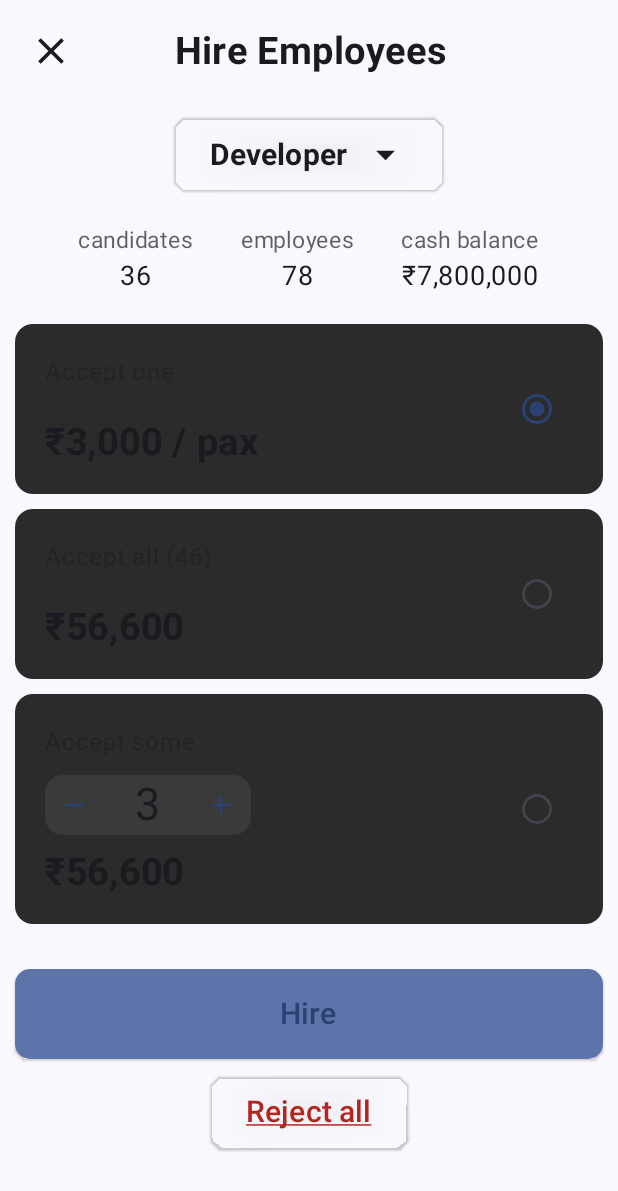
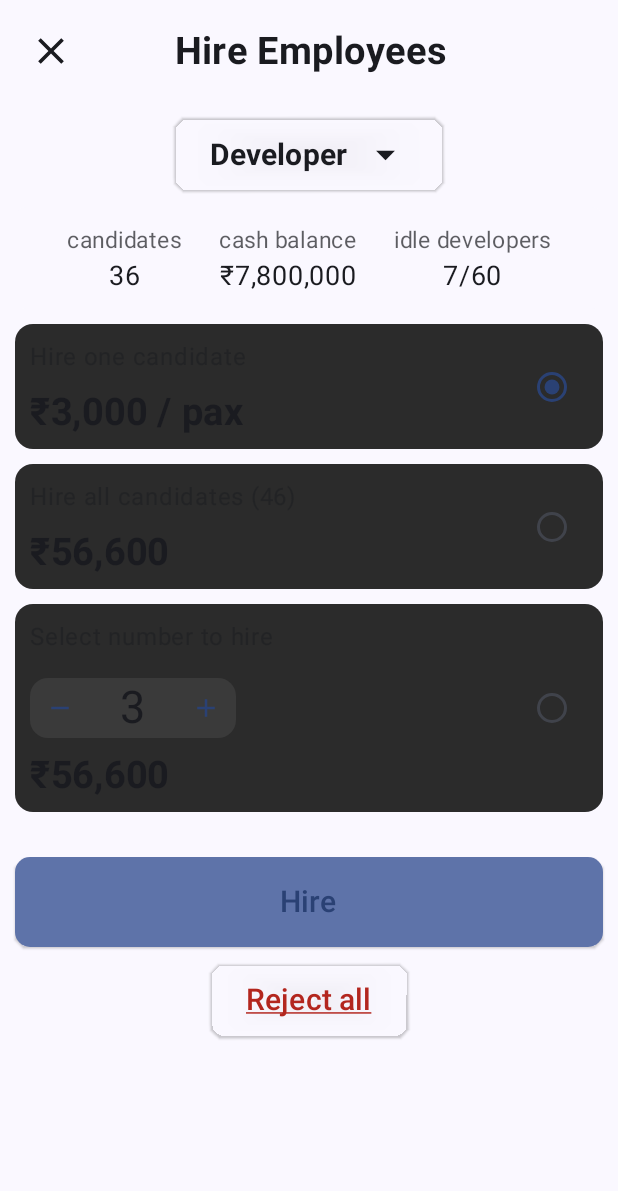
Before and after one commit to joshuajgomez/codeforce, an Android app built with Jetpack Compose: the composable HireEmployeeScreen shown on its own in the app's theme, on a phone screen of 412 x 824 dp. Shown: the top 1191 px of the screen. Run offline under Robolectric (Android 15) with nearby library versions, the phone set to English and light mode, and no system bars; our stand-ins replace constraintlayout-compose.

Commit message:
Beautify2

```diff
--- a/app/src/main/java/com/triplerock/codeforce/screens/HireEmployeeScreen.kt
+++ b/app/src/main/java/com/triplerock/codeforce/screens/HireEmployeeScreen.kt
@@ -53,33 +53,35 @@ fun CandidateListContainer(modifier: Modifier) {
 
         InfoBox(
             keyValue = hashMapOf(
-                "employees" to "78",
+                "idle developers" to "7/60",
                 "cash balance" to 7800000.displayCost(),
                 "candidates" to "36",
             ),
             color = colorScheme.background
         )
         HireCard(
-            "Accept one",
+            "Hire one candidate",
             cost = "${3000.displayCost()} / pax",
             isSelected = true,
         )
         HireCard(
-            "Accept all (46)",
+            "Hire all candidates (46)",
             cost = 56600.displayCost()
         )
         HireCard(
-            "Accept some",
+            "Select number to hire",
             cost = 56600.displayCost(),
             isShowNumberSelector = true
         )
         Spacer(modifier = Modifier.height(10.dp))
+
         CfLargeButton("Hire")
+
         CfErrorButton("Reject all")
     }
 }
 
-val hireCardConstraints = ConstraintSet {
+fun hireCardConstraints(isShowNumberSelector: Boolean) = ConstraintSet {
     val label = createRefFor("label")
     val cost = createRefFor("cost")
     val radio = createRefFor("radio")
@@ -90,9 +92,19 @@ val hireCardConstraints = ConstraintSet {
         top.linkTo(parent.top)
     }
 
-    constrain(cost) {
-        start.linkTo(parent.start)
-        bottom.linkTo(parent.bottom)
+    if (isShowNumberSelector) {
+        constrain(selector) {
+            top.linkTo(label.bottom, 15.dp)
+        }
+        constrain(cost) {
+            start.linkTo(parent.start)
+            top.linkTo(selector.bottom, 10.dp)
+        }
+    } else {
+        constrain(cost) {
+            start.linkTo(parent.start)
+            top.linkTo(label.bottom, 10.dp)
+        }
     }
 
     constrain(radio) {
@@ -101,27 +113,21 @@ val hireCardConstraints = ConstraintSet {
         bottom.linkTo(parent.bottom)
     }
 
-    constrain(selector) {
-        start.linkTo(parent.start)
-        top.linkTo(label.bottom, 10.dp)
-        bottom.linkTo(cost.top, 10.dp)
-    }
-
 }
 
 @Composable
 fun HireCard(
-    text: String = "Accept one",
+    text: String = "Hire one candidate",
     cost: String = "$ 5000 /  engineer",
     isSelected: Boolean = false,
     isShowNumberSelector: Boolean = false,
 ) {
     CfCard {
         ConstraintLayout(
-            hireCardConstraints,
+            hireCardConstraints(isShowNumberSelector),
             modifier = Modifier
                 .fillMaxWidth()
-                .padding(20.dp),
+                .padding(10.dp),
         ) {
             Text(
                 text = text,
```
